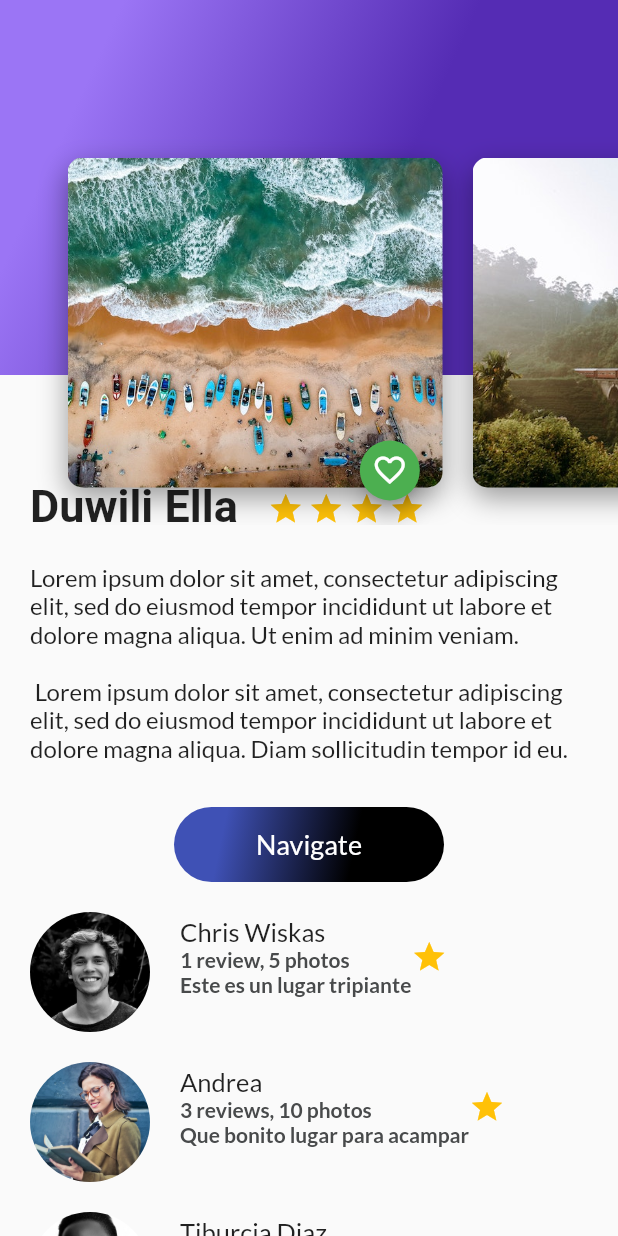
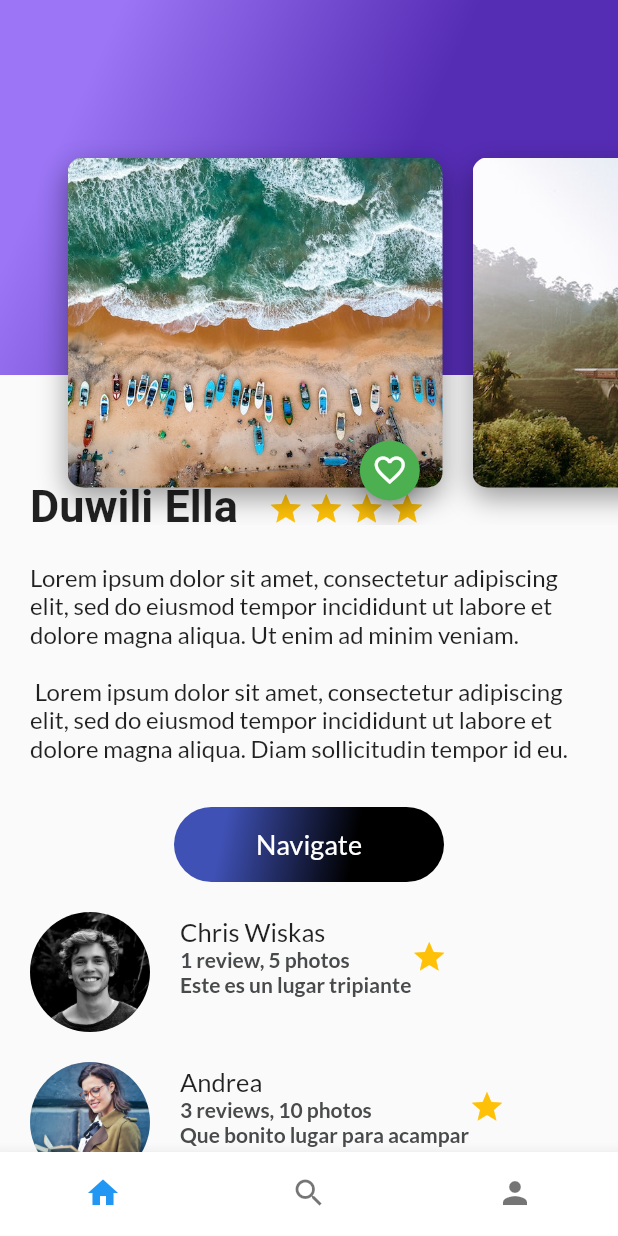
Before and after one commit to heric-hh/AppViajes, a Flutter app: the screen it shows after launch, on a phone screen of 412 x 824 dp. Run offline on Flutter 3.47's test engine with Material 2 defaults, Android fonts, the light colour scheme and no system bars; our stand-ins replace google_fonts.

Commit message:
Añadiendo pantallas de travel

```diff
--- a/lib/main.dart
+++ b/lib/main.dart
@@ -3,37 +3,23 @@ import 'package:viajesastales_app/screens/description_place_screen.dart';
 import 'package:viajesastales_app/screens/gradient_back.dart';
 import 'package:viajesastales_app/screens/header.dart';
 import 'package:viajesastales_app/screens/reviews.dart';
+import 'package:viajesastales_app/screens/travels.dart';
 
 void main() => runApp(const MyApp());
 
 class MyApp extends StatelessWidget {
-   final namePlace = 'Duwili Ella';
-   final descriptionText = 'Lorem ipsum dolor sit amet, consectetur adipiscing elit, sed do eiusmod tempor incididunt ut labore et dolore magna aliqua. Ut enim ad minim veniam.\n\n Lorem ipsum dolor sit amet, consectetur adipiscing elit, sed do eiusmod tempor incididunt ut labore et dolore magna aliqua. Diam sollicitudin tempor id eu.';
+
 
   const MyApp({super.key});
 
 
   @override
   Widget build(BuildContext context) {
-    return MaterialApp(
+    return const MaterialApp(
       debugShowCheckedModeBanner: false,
       title: 'Material App',
       home: Scaffold(
-        body: Stack(
-          children: [
-            ListView(
-              children: <Widget>[
-                DescriptionPlaceScreen(
-                  namePlace: namePlace,
-                  descriptionPlace: descriptionText,
-                  stars: 4
-                ),
-                const Reviews(),
-              ],
-            ),
-            const Header(),
-          ],
-        ),
+        body: Travels(),
       ),
     );
   }
--- /dev/null
+++ b/lib/screens/home_screen.dart
@@ -0,0 +1,31 @@
+import 'package:flutter/material.dart';
+import 'package:viajesastales_app/screens/description_place_screen.dart';
+import 'package:viajesastales_app/screens/reviews.dart';
+import 'header.dart';
+
+class HomeScreen extends StatelessWidget {
+
+  final namePlace = 'Duwili Ella';
+  final descriptionText = 'Lorem ipsum dolor sit amet, consectetur adipiscing elit, sed do eiusmod tempor incididunt ut labore et dolore magna aliqua. Ut enim ad minim veniam.\n\n Lorem ipsum dolor sit amet, consectetur adipiscing elit, sed do eiusmod tempor incididunt ut labore et dolore magna aliqua. Diam sollicitudin tempor id eu.';
+
+  const HomeScreen({Key? key}) : super(key: key);
+
+  @override
+  Widget build(BuildContext context) {
+    return Stack(
+      children: [
+        ListView(
+          children: <Widget>[
+            DescriptionPlaceScreen(
+              namePlace: namePlace,
+              descriptionPlace: descriptionText,
+              stars: 4
+            ),
+            const Reviews(),
+          ],
+        ),
+        const Header(),
+      ],
+    );
+}
+}
--- /dev/null
+++ b/lib/screens/travels.dart
@@ -0,0 +1,66 @@
+import 'package:flutter/material.dart';
+import 'package:viajesastales_app/screens/button_navigate.dart';
+import 'package:viajesastales_app/screens/home_screen.dart';
+import 'package:viajesastales_app/screens/profile_screen.dart';
+import 'package:viajesastales_app/screens/search_place_screen.dart';
+
+class Travels extends StatefulWidget {
+  const Travels({super.key});
+
+  @override
+  State<Travels> createState() => _TravelsState();
+}
+
+class _TravelsState extends State<Travels> {
+
+  int indexTap = 0;
+
+  final List<Widget> widgetsBarChildren = const [
+    HomeScreen(),
+    SearchPlaceScreen(),
+    ProfileScreen(),
+  ];
+
+  void  onTapTapped(int index) {
+    setState(() {
+      indexTap = index;
+    });
+  }
+
+  @override
+  Widget build(BuildContext context) {
+    return Scaffold(
+      body: widgetsBarChildren[indexTap],
+      bottomNavigationBar: Theme(
+        data: Theme.of(context).copyWith(
+          canvasColor: Colors.white,
+          primaryColor: Colors.purpleAccent,
+          ),
+      child: BottomNavigationBar(
+        showSelectedLabels: false,
+        showUnselectedLabels: false,
+        onTap: onTapTapped,
+        currentIndex: indexTap,
+        items: const [
+          BottomNavigationBarItem(
+            icon: Icon(Icons.home),
+            label: '',
+          ),
+
+          BottomNavigationBarItem(
+            icon: Icon(Icons.search),
+            label: '',
+          ),
+
+          BottomNavigationBarItem(
+            icon: Icon(Icons.person),
+            label: '',
+          ),
+
+
+        ],
+      ),
+      ),
+    );
+  }
+}
```
Also changed, not shown: lib/screens/profile_screen.dart (added, +22 -0 lines), lib/screens/search_place_screen.dart (added, +22 -0 lines).
